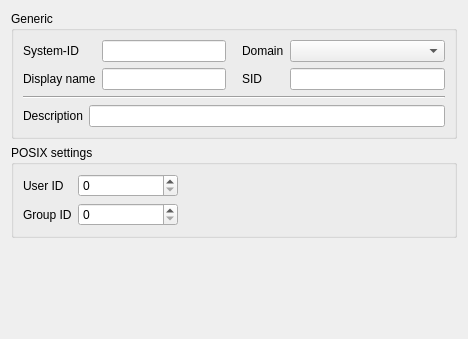
gonicus/clacks, file agent/src/clacks/agent/data/templates/default/samba-ws.ui: the form before one commit.
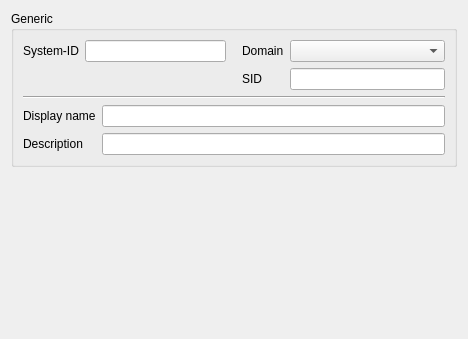
The form after the commit. Icons and pictures are not drawn.

What changed in the file:
```diff
--- a/agent/src/clacks/agent/data/templates/default/samba-ws.ui
+++ b/agent/src/clacks/agent/data/templates/default/samba-ws.ui
@@ -49,19 +49,6 @@
             <item row="0" column="1">
              <widget class="QLineEdit" name="uidEdit"/>
             </item>
-            <item row="1" column="0">
-             <widget class="QLabel" name="displayNameLabel">
-              <property name="text">
-               <string>Display name</string>
-              </property>
-              <property name="buddy">
-               <cstring>displayNameEdit</cstring>
-              </property>
-             </widget>
-            </item>
-            <item row="1" column="1">
-             <widget class="QLineEdit" name="displayNameEdit"/>
-            </item>
            </layout>
           </item>
           <item>
@@ -124,7 +111,7 @@
           <property name="fieldGrowthPolicy">
            <enum>QFormLayout::ExpandingFieldsGrow</enum>
           </property>
-          <item row="0" column="0">
+          <item row="2" column="0">
            <widget class="QLabel" name="descriptionLabel">
             <property name="text">
              <string>Description</string>
@@ -134,9 +121,22 @@
             </property>
            </widget>
           </item>
-          <item row="0" column="1">
+          <item row="2" column="1">
            <widget class="QLineEdit" name="descriptionEdit"/>
           </item>
+          <item row="1" column="1">
+           <widget class="QLineEdit" name="displayNameEdit"/>
+          </item>
+          <item row="1" column="0">
+           <widget class="QLabel" name="displayNameLabel">
+            <property name="text">
+             <string>Display name</string>
+            </property>
+            <property name="buddy">
+             <cstring>displayNameEdit</cstring>
+            </property>
+           </widget>
+          </item>
          </layout>
         </item>
        </layout>
@@ -144,59 +144,6 @@
      </layout>
     </widget>
    </item>
-   <item>
-    <widget class="QGroupBox" name="groupBox">
-     <property name="title">
-      <string>POSIX settings</string>
-     </property>
-     <layout class="QGridLayout" name="gridLayout">
-      <item row="0" column="0">
-       <layout class="QFormLayout" name="formLayout_4">
-        <item row="0" column="0">
-         <widget class="QLabel" name="uidNumberLabel">
-          <property name="text">
-           <string>User ID</string>
-          </property>
-          <property name="buddy">
-           <cstring>uidNumberEdit</cstring>
-          </property>
-         </widget>
-        </item>
-        <item row="0" column="1">
-         <widget class="QSpinBox" name="uidNumberEdit">
-          <property name="maximumSize">
-           <size>
-            <width>100</width>
-            <height>16777215</height>
-           </size>
-          </property>
-         </widget>
-        </item>
-        <item row="1" column="0">
-         <widget class="QLabel" name="gidNumberLabel">
-          <property name="text">
-           <string>Group ID</string>
-          </property>
-          <property name="buddy">
-           <cstring>gidNumberEdit</cstring>
-          </property>
-         </widget>
-        </item>
-        <item row="1" column="1">
-         <widget class="QSpinBox" name="gidNumberEdit">
-          <property name="maximumSize">
-           <size>
-            <width>100</width>
-            <height>16777215</height>
-           </size>
-          </property>
-         </widget>
-        </item>
-       </layout>
-      </item>
-     </layout>
-    </widget>
-   </item>
    <item>
     <spacer name="verticalSpacer">
      <property name="orientation">
```
Left out of the diff: 25 changed lines with no effect on the pictures.
